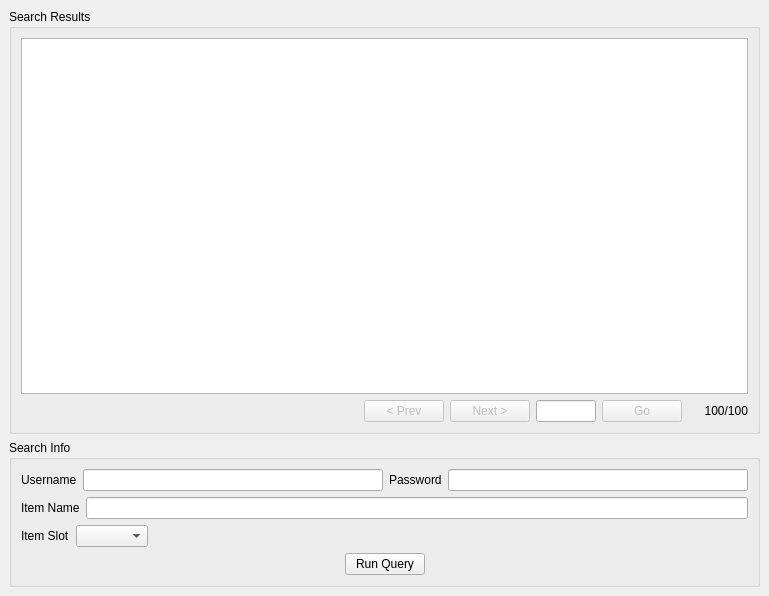
Before: the Qt Designer form Ethinarg.ui in tomkins/spellcraftcalc, drawn with Qt 5.
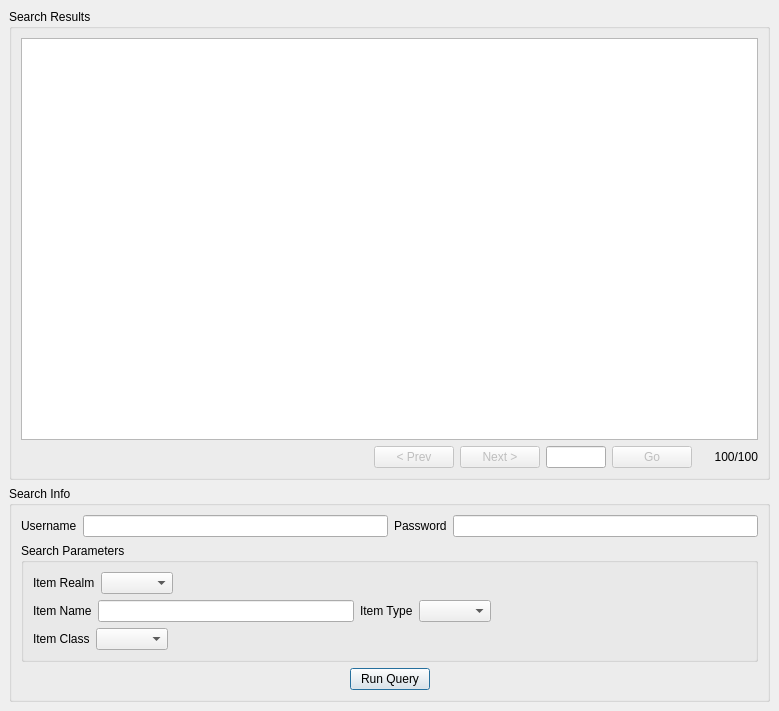
After: the same form once the commit is applied. Custom widgets are drawn as their Qt base class.

Commit message: Update for more search fields.

What changed in the file:
```diff
--- a/Ethinarg.ui
+++ b/Ethinarg.ui
@@ -5,8 +5,8 @@
    <rect>
     <x>0</x>
     <y>0</y>
-    <width>769</width>
-    <height>596</height>
+    <width>779</width>
+    <height>711</height>
    </rect>
   </property>
   <property name="windowTitle" >
@@ -235,6 +235,63 @@
            </layout>
           </item>
           <item>
+           <widget class="QGroupBox" name="groupBox_3" >
+            <property name="title" >
+             <string>Search Parameters</string>
+            </property>
+            <layout class="QVBoxLayout" >
+             <property name="margin" >
+              <number>9</number>
+             </property>
+             <property name="spacing" >
+              <number>6</number>
+             </property>
+             <item>
+              <layout class="QVBoxLayout" >
+               <property name="margin" >
+                <number>0</number>
+               </property>
+               <property name="spacing" >
+                <number>6</number>
+               </property>
+               <item>
+                <layout class="QHBoxLayout" >
+                 <property name="margin" >
+                  <number>0</number>
+                 </property>
+                 <property name="spacing" >
+                  <number>6</number>
+                 </property>
+                 <item>
+                  <widget class="QLabel" name="label_6" >
+                   <property name="text" >
+                    <string>Item Realm</string>
+                   </property>
+                  </widget>
+                 </item>
+                 <item>
+                  <widget class="SearchingCombo" name="realmCombo" >
+                   <property name="sizeAdjustPolicy" >
+                    <enum>QComboBox::AdjustToContents</enum>
+                   </property>
+                  </widget>
+                 </item>
+                 <item>
+                  <spacer>
+                   <property name="orientation" >
+                    <enum>Qt::Horizontal</enum>
+                   </property>
+                   <property name="sizeHint" >
+                    <size>
+                     <width>40</width>
+                     <height>20</height>
+                    </size>
+                   </property>
+                  </spacer>
+                 </item>
+                </layout>
+               </item>
+               <item>
            <layout class="QHBoxLayout" >
             <property name="margin" >
              <number>0</number>
@@ -256,25 +313,19 @@
               </property>
              </widget>
             </item>
-           </layout>
-          </item>
-          <item>
-           <layout class="QHBoxLayout" >
-            <property name="margin" >
-             <number>0</number>
-            </property>
-            <property name="spacing" >
-             <number>6</number>
-            </property>
             <item>
              <widget class="QLabel" name="label_4" >
               <property name="text" >
-               <string>Item Slot</string>
+                    <string>Item Type</string>
               </property>
              </widget>
             </item>
             <item>
-             <widget class="QComboBox" name="slotCombo" />
+                  <widget class="SearchingCombo" name="slotCombo" >
+                   <property name="sizeAdjustPolicy" >
+                    <enum>QComboBox::AdjustToContents</enum>
+                   </property>
+                  </widget>
             </item>
             <item>
              <spacer>
@@ -290,6 +341,48 @@
              </spacer>
             </item>
            </layout>
+               </item>
+               <item>
+                <layout class="QHBoxLayout" >
+                 <property name="margin" >
+                  <number>0</number>
+                 </property>
+                 <property name="spacing" >
+                  <number>6</number>
+                 </property>
+                 <item>
+                  <widget class="QLabel" name="label_5" >
+                   <property name="text" >
+                    <string>Item Class</string>
+                   </property>
+                  </widget>
+                 </item>
+                 <item>
+                  <widget class="SearchingCombo" name="classCombo" >
+                   <property name="sizeAdjustPolicy" >
+                    <enum>QComboBox::AdjustToContents</enum>
+                   </property>
+                  </widget>
+                 </item>
+                 <item>
+                  <spacer>
+                   <property name="orientation" >
+                    <enum>Qt::Horizontal</enum>
+                   </property>
+                   <property name="sizeHint" >
+                    <size>
+                     <width>40</width>
+                     <height>20</height>
+                    </size>
+                   </property>
+                  </spacer>
+                 </item>
+                </layout>
+               </item>
+              </layout>
+             </item>
+            </layout>
+           </widget>
           </item>
           <item>
            <layout class="QHBoxLayout" >
@@ -317,6 +410,9 @@
               <property name="text" >
                <string>Run Query</string>
               </property>
+              <property name="default" >
+               <bool>true</bool>
+              </property>
              </widget>
             </item>
             <item>
@@ -343,6 +439,13 @@
    </item>
   </layout>
  </widget>
+ <customwidgets>
+  <customwidget>
+   <class>SearchingCombo</class>
+   <extends>QComboBox</extends>
+   <header>SearchingCombo.h</header>
+  </customwidget>
+ </customwidgets>
  <resources/>
  <connections/>
 </ui>
```
Lines whose indentation alone changed are shown as unchanged.
